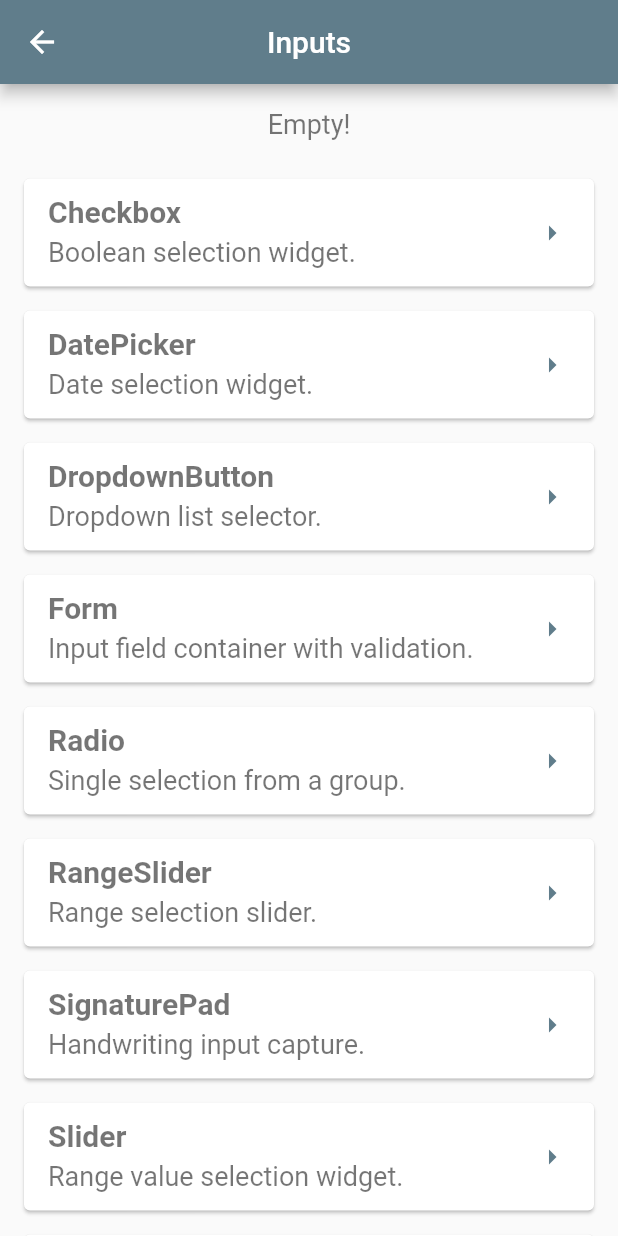
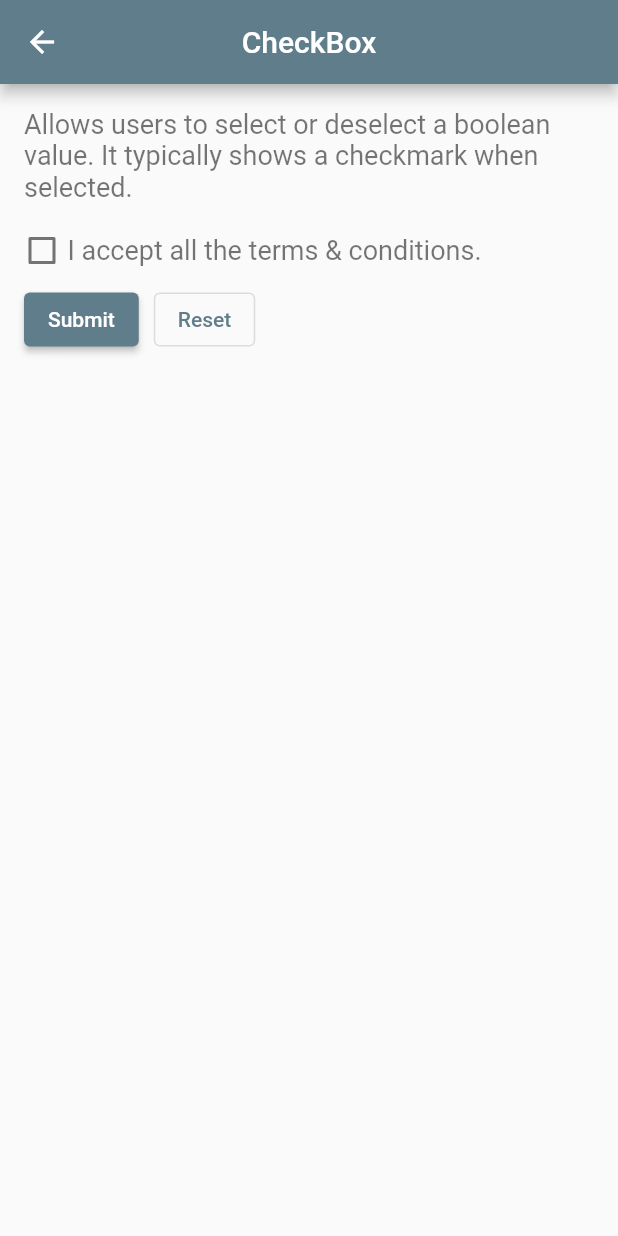
Before and after one commit to BishalTamangDev/flutter_all_concepts, a Flutter app: the InputScreen screen opened directly, after a tap on "Checkbox", on a phone screen of 412 x 824 dp. Run offline on Flutter 3.47's test engine with Material 3 defaults, Android fonts, the phone set to English and light mode, and no system bars; our stand-ins replace font_awesome_flutter.

Commit message:
widget: input -> checkbox, radio, dropdown button & switch

```diff
--- a/lib/screens/input_screen.dart
+++ b/lib/screens/input_screen.dart
@@ -2,8 +2,13 @@ import 'package:all_concepts/screens/inputs/text_field_screen.dart';
 import 'package:all_concepts/variables/variables.dart';
 import 'package:flutter/material.dart';
 
-import 'inputs/date_picker.dart';
-import 'inputs/time_picker.dart';
+import 'inputs/checkbox_screen.dart';
+import 'inputs/date_picker_screen.dart';
+import 'inputs/dropdown_button_screen.dart';
+import 'inputs/radio_screen.dart';
+import 'inputs/range_slider_screen.dart';
+import 'inputs/switch_screen.dart';
+import 'inputs/time_picker_screen.dart';
 
 class InputScreen extends StatelessWidget {
   InputScreen({super.key, this.description = "Empty!"});
@@ -103,11 +108,61 @@ class InputScreen extends StatelessWidget {
                     ),
                     child: ListTile(
                       onTap: () {
-                        if (arrInputWidgets[index]['title'] == 'DatePicker') {
+                        if (arrInputWidgets[index]['title'] == 'Checkbox') {
+                          Navigator.push(
+                            context,
+                            MaterialPageRoute(
+                              builder: (context) => CheckboxScreen(
+                                description: arrInputWidgets[index]
+                                ['description'],
+                              ),
+                            ),
+                          );
+                        } else if (arrInputWidgets[index]['title'] == 'DatePicker') {
                           Navigator.push(
                             context,
                             MaterialPageRoute(
                               builder: (context) => DatePickerScreen(
+                                description: arrInputWidgets[index]
+                                ['description'],
+                              ),
+                            ),
+                          );
+                        } else if (arrInputWidgets[index]['title'] == 'DropdownButton') {
+                          Navigator.push(
+                            context,
+                            MaterialPageRoute(
+                              builder: (context) => DropdownButtonScreen(
+                                description: arrInputWidgets[index]
+                                ['description'],
+                              ),
+                            ),
+                          );
+                        } else if (arrInputWidgets[index]['title'] == 'Radio') {
+                          Navigator.push(
+                            context,
+                            MaterialPageRoute(
+                              builder: (context) => RadioScreen(
+                                description: arrInputWidgets[index]
+                                ['description'],
+                              ),
+                            ),
+                          );
+                        } else if (arrInputWidgets[index]['title'] == 'RangeSlider') {
+                          Navigator.push(
+                            context,
+                            MaterialPageRoute(
+                              builder: (context) => RangeSliderScreen(
+                                description: arrInputWidgets[index]
+                                ['description'],
+                              ),
+                            ),
+                          );
+                        } else if (arrInputWidgets[index]['title'] == 'Switch') {
+                          Navigator.push(
+                            context,
+                            MaterialPageRoute(
+                              builder: (context) => SwitchScreen(
                                 description: arrInputWidgets[index]
                                 ['description'],
                               ),
--- /dev/null
+++ b/lib/screens/inputs/checkbox_screen.dart
@@ -0,0 +1,91 @@
+import 'package:all_concepts/variables/variables.dart';
+import 'package:flutter/material.dart';
+
+class CheckboxScreen extends StatefulWidget {
+  const CheckboxScreen({super.key, this.description = "Empty!"});
+
+  final String description;
+
+  @override
+  State<StatefulWidget> createState() => _CheckboxState();
+}
+
+class _CheckboxState extends State<CheckboxScreen> {
+  bool? isChecked = false;
+  bool submitted = false;
+
+  @override
+  Widget build(BuildContext context) {
+    return Scaffold(
+      appBar: AppBar(
+        title: const Text("CheckBox"),
+        centerTitle: true,
+      ),
+      body: SingleChildScrollView(
+        child: Padding(
+          padding: Variables.getLeftRightPadding(),
+          child: Column(
+            crossAxisAlignment: CrossAxisAlignment.start,
+            children: [
+              // simple input
+              const SizedBox(height: 16.0),
+              Text(widget.description),
+              const SizedBox(height: 20.0),
+
+              Row(
+                children: [
+                  Container(
+                    width: 24.0,
+                    height: 24.0,
+                    child: Checkbox(
+                        value: isChecked,
+                        onChanged: (newValue) {
+                          setState(() {
+                            submitted = false;
+                            isChecked = newValue;
+                          });
+                        }),
+                  ),
+                  const SizedBox(width: 5.0),
+                  const Text("I accept all the terms & conditions."),
+                ],
+              ),
+
+              const SizedBox(height: 10.0),
+
+              Row(
+                children: [
+                  ElevatedButton(
+                    onPressed: () {
+                      setState(() {
+                        submitted = true;
+                      });
+                    },
+                    child: const Text("Submit"),
+                  ),
+                  const SizedBox(width: 10.0),
+                  OutlinedButton(
+                    onPressed: () {
+                      setState(() {
+                        submitted = false;
+                        isChecked = false;
+                      });
+                    },
+                    child: const Text("Reset"),
+                  ),
+                ],
+              ),
+
+              const SizedBox(height: 20.0),
+
+              if (submitted)
+                isChecked == true
+                    ? const Text("Terms & Conditions accepted.")
+                    : const Text("Terms & Conditions not accepted."),
+            ],
+          ),
+        ),
+      ),
+    );
+  }
+}
```
Also changed, not shown: lib/screens/inputs/dropdown_button_screen.dart (added, +84 -0 lines), lib/screens/inputs/radio_screen.dart (added, +146 -0 lines), lib/screens/inputs/range_slider_screen.dart (added, +74 -0 lines), lib/screens/inputs/switch_screen.dart (added, +57 -0 lines), lib/screens/inputs/date_picker_screen.dart (renamed from lib/screens/inputs/date_picker.dart), lib/screens/inputs/time_picker_screen.dart (renamed from lib/screens/inputs/time_picker.dart).
